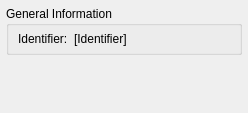
Old version of the form NewportConexLDS/dockWidgetNewportConexLDS.ui in the repository itom-project/plugins.
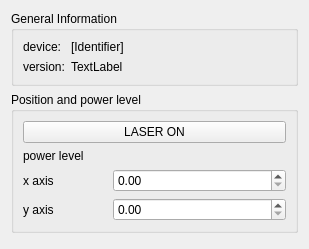
New version of the form. Custom widgets are drawn as their Qt base class.

```diff
--- a/NewportConexLDS/dockWidgetNewportConexLDS.ui
+++ b/NewportConexLDS/dockWidgetNewportConexLDS.ui
@@ -6,8 +6,8 @@
    <rect>
     <x>0</x>
     <y>0</y>
-    <width>248</width>
-    <height>113</height>
+    <width>309</width>
+    <height>249</height>
    </rect>
   </property>
   <property name="minimumSize">
@@ -19,14 +19,60 @@
   <property name="windowTitle">
    <string>Form</string>
   </property>
-  <layout class="QVBoxLayout" name="verticalLayout">
-   <property name="margin" stdset="0">
-    <number>6</number>
-   </property>
-   <item>
+  <layout class="QGridLayout" name="gridLayout">
+   <item row="1" column="0">
+    <widget class="QGroupBox" name="groupBox">
+     <property name="title">
+      <string>Position and power level</string>
+     </property>
+     <layout class="QGridLayout" name="gridLayout_3">
+      <item row="3" column="0">
+       <widget class="QLabel" name="label_3">
+        <property name="text">
+         <string>x axis</string>
+        </property>
+       </widget>
+      </item>
+      <item row="2" column="0">
+       <widget class="QLabel" name="label">
+        <property name="text">
+         <string>power level</string>
+        </property>
+       </widget>
+      </item>
+      <item row="0" column="0" colspan="3">
+       <widget class="QPushButton" name="pushButtonLaserPower">
+        <property name="text">
+         <string>LASER ON</string>
+        </property>
+        <property name="checkable">
+         <bool>true</bool>
+        </property>
+       </widget>
+      </item>
+      <item row="3" column="1" colspan="2">
+       <widget class="QDoubleSpinBox" name="doubleSpinBoxXPosition"/>
+      </item>
+      <item row="2" column="1" colspan="2">
+       <widget class="SliderWidget" name="sliderWidgetPowerLevel"/>
+      </item>
+      <item row="4" column="0">
+       <widget class="QLabel" name="label_4">
+        <property name="text">
+         <string>y axis</string>
+        </property>
+       </widget>
+      </item>
+      <item row="4" column="1" colspan="2">
+       <widget class="QDoubleSpinBox" name="doubleSpinBoxYPosition"/>
+      </item>
+     </layout>
+    </widget>
+   </item>
+   <item row="0" column="0">
     <widget class="QGroupBox" name="groupInfo">
      <property name="sizePolicy">
-      <sizepolicy hsizetype="Preferred" vsizetype="Minimum">
+      <sizepolicy hsizetype="Minimum" vsizetype="Maximum">
        <horstretch>0</horstretch>
        <verstretch>0</verstretch>
       </sizepolicy>
@@ -46,15 +92,9 @@
      <property name="title">
       <string>General Information</string>
      </property>
-     <layout class="QHBoxLayout" name="horizontalLayout">
-      <property name="topMargin">
-       <number>6</number>
-      </property>
-      <property name="bottomMargin">
-       <number>6</number>
-      </property>
-      <item>
-       <widget class="QLabel" name="lbl1">
+     <layout class="QGridLayout" name="gridLayout_2">
+      <item row="0" column="0">
+       <widget class="QLabel" name="label_1">
         <property name="sizePolicy">
          <sizepolicy hsizetype="Maximum" vsizetype="Preferred">
           <horstretch>0</horstretch>
@@ -62,21 +102,35 @@
          </sizepolicy>
         </property>
         <property name="text">
-         <string>Identifier:</string>
+         <string>device:</string>
         </property>
        </widget>
       </item>
-      <item>
-       <widget class="QLabel" name="lblIdentifier">
+      <item row="0" column="1">
+       <widget class="QLabel" name="labelDevice">
         <property name="text">
          <string>[Identifier]</string>
         </property>
        </widget>
       </item>
+      <item row="1" column="0">
+       <widget class="QLabel" name="label_2">
+        <property name="text">
+         <string>version:</string>
+        </property>
+       </widget>
+      </item>
+      <item row="1" column="1">
+       <widget class="QLabel" name="labelVersion">
+        <property name="text">
+         <string>TextLabel</string>
+        </property>
+       </widget>
+      </item>
      </layout>
     </widget>
    </item>
-   <item>
+   <item row="2" column="0">
     <spacer name="verticalSpacer">
      <property name="orientation">
       <enum>Qt::Vertical</enum>
@@ -91,6 +145,13 @@
    </item>
   </layout>
  </widget>
+ <customwidgets>
+  <customwidget>
+   <class>SliderWidget</class>
+   <extends>QWidget</extends>
+   <header>sliderWidget.h</header>
+  </customwidget>
+ </customwidgets>
  <resources/>
  <connections/>
 </ui>
```
